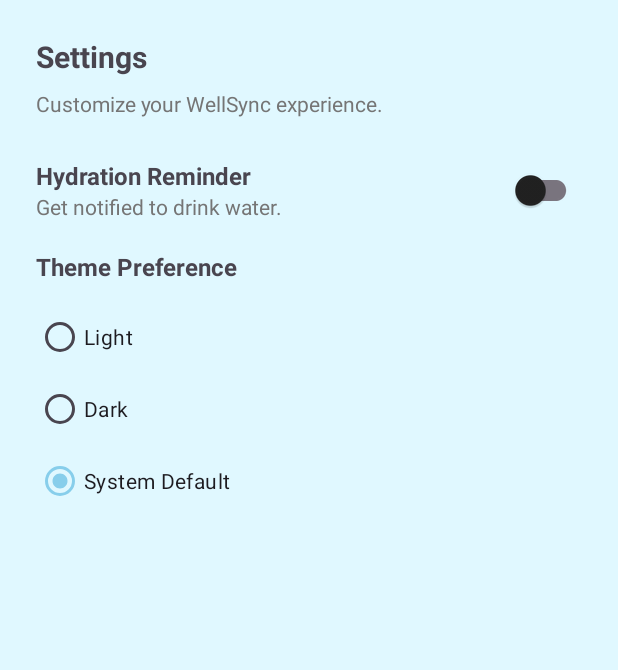
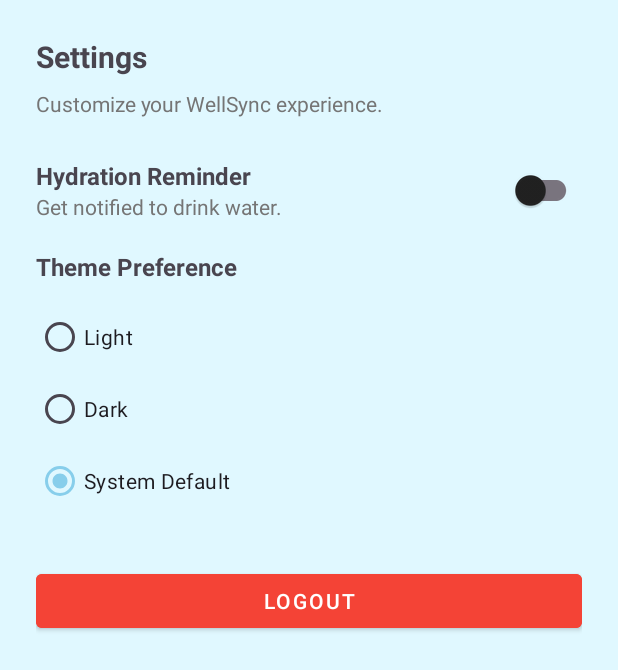
Before and after one commit to layathmaperera/wellsync-labexam, an Android app: the fragment SettingsFragment shown on its own in the app's theme, on a phone screen of 412 x 824 dp. Shown: the top 670 px of the screen. Run offline under Robolectric (Android 15) with nearby library versions, the phone set to English and light mode, and no system bars; 1 statement that could not run was skipped.

Commit message:
Logout button

```diff
--- a/app/src/main/res/layout/dialog_settings.xml
+++ b/app/src/main/res/layout/dialog_settings.xml
@@ -144,6 +144,16 @@
 
         </RadioGroup>
     </LinearLayout>
+    <!-- Logout Button -->
+    <Button
+        android:id="@+id/button_logout"
+        android:layout_width="match_parent"
+        android:layout_height="wrap_content"
+        android:layout_marginTop="32dp"
+        android:text="Logout"
+        android:textColor="@android:color/white"
+        android:backgroundTint="#F44336"
+        style="@style/Widget.MaterialComponents.Button" />
 
 
 </LinearLayout>
```
Also changed, not shown: app/src/main/java/com/wellsync/app/fragments/SettingsFragment.kt (+19 -0 lines).
